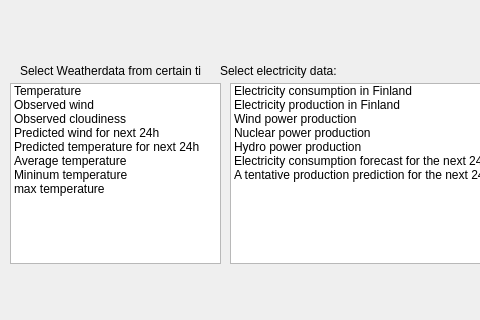
Before: the Qt Designer form weather_power_app/mainwindow.ui in Teemumokkonen/comp-se-110-software-design, drawn with Qt 5; both pictures show x 0 to 480 and y 526 to 846 of the 1329 by 846 pixel window.
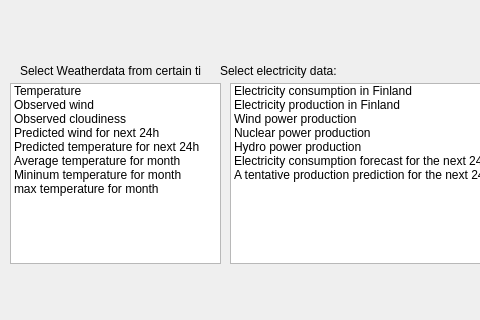
After: the same form once the commit is applied.

Commit message: Fix: average, min and max temperatures are fetched for a month now at a time

The edit to the form file:
```diff
--- a/weather_power_app/mainwindow.ui
+++ b/weather_power_app/mainwindow.ui
@@ -289,7 +289,7 @@
     </item>
     <item>
      <property name="text">
-      <string>Average temperature</string>
+      <string>Average temperature for month</string>
      </property>
      <property name="checkState">
       <enum>Unchecked</enum>
@@ -300,7 +300,7 @@
     </item>
     <item>
      <property name="text">
-      <string>Mininum temperature</string>
+      <string>Mininum temperature for month</string>
      </property>
      <property name="checkState">
       <enum>Unchecked</enum>
@@ -311,7 +311,7 @@
     </item>
     <item>
      <property name="text">
-      <string>max temperature</string>
+      <string>max temperature for month</string>
      </property>
      <property name="checkState">
       <enum>Unchecked</enum>
```
The commit also changes 2 other files.
